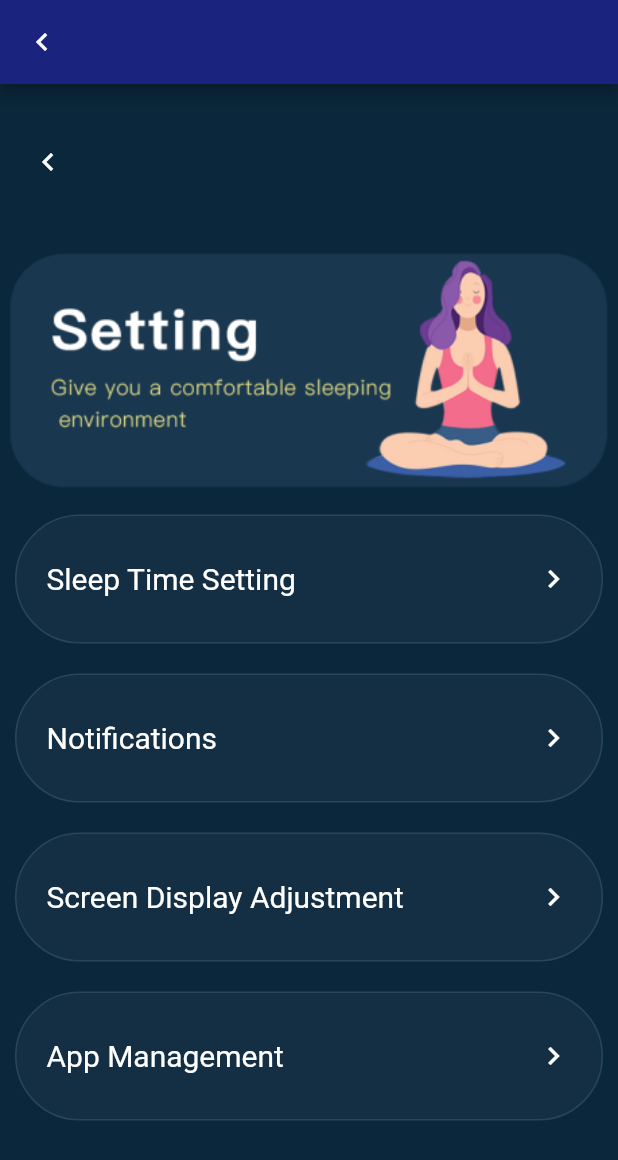
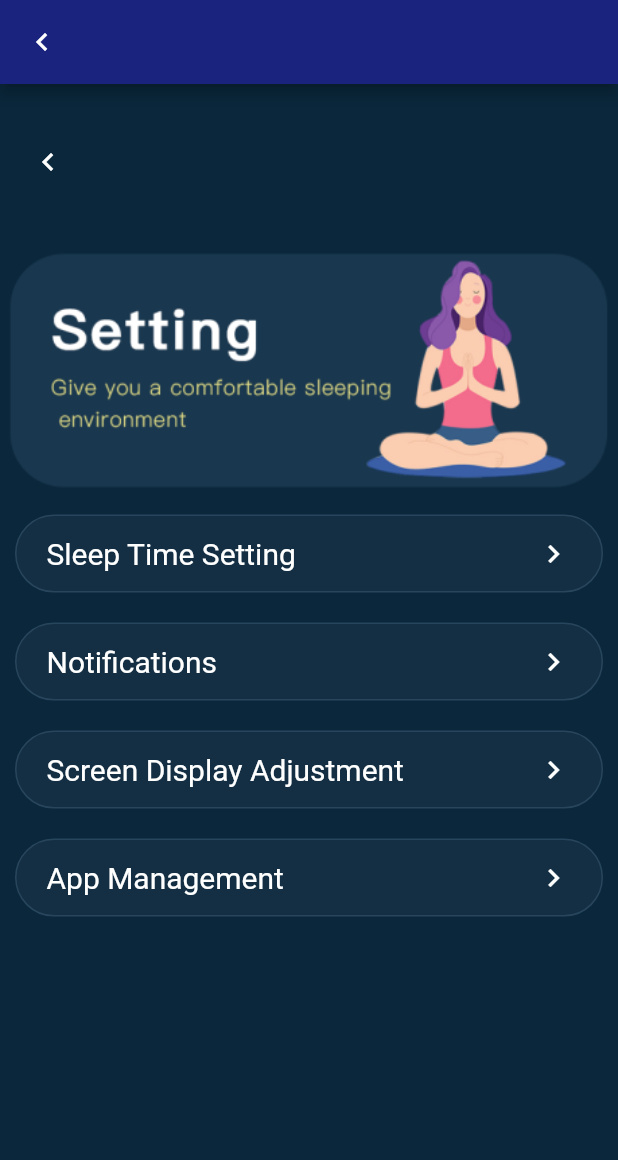
Before and after one commit to starrysky1818/my_app, a Flutter app: the screen it shows after launch, on a phone screen of 412 x 824 dp. Shown: the top 1160 px of the screen. Run offline on Flutter 3.47's test engine with Material 2 defaults, Android fonts, the phone set to English and light mode, and no system bars.

Commit message:
Setting page almost finished. But still need to add some links for another pages that didn't finish. So just used print instead of link.

```diff
--- a/lib/Page/setting.dart
+++ b/lib/Page/setting.dart
@@ -1,12 +1,12 @@
 import 'package:flutter/material.dart';
 import 'package:my_app/Page/homePage.dart';
+import 'package:my_app/Page/notifications.dart';
 
 class MySetting extends StatelessWidget {
 
   @override
   Widget build(BuildContext context) {
     double screenWidth = MediaQuery.of(context).size.width;
-    double screenHeight = MediaQuery.of(context).size.height * 0.3;
     return Scaffold(
       body: Column(
         mainAxisAlignment: MainAxisAlignment.start,
@@ -51,7 +51,7 @@ class MySetting extends StatelessWidget {
               child: new Container(
                 width: screenWidth,
                 margin: const EdgeInsets.all(10),
-                padding: new EdgeInsets.fromLTRB(20.0, 30.0, 20.0, 30.0),
+                padding: new EdgeInsets.fromLTRB(20.0, 13.0, 20.0, 13.0),
                 decoration: BoxDecoration(
                     color: Color.fromRGBO(20,47,67,1),
                     border: Border.all(color: Color.fromRGBO(39,69,92,1)),
@@ -74,12 +74,15 @@ class MySetting extends StatelessWidget {
           ),
           GestureDetector(
               onTap: (){
-                print("Container clicked");
+                Navigator.push(
+                  context,
+                  MaterialPageRoute(builder: (context) => MyNotification()),
+                );
               },
               child: new Container(
                 width: screenWidth,
                 margin: const EdgeInsets.all(10),
-                padding: new EdgeInsets.fromLTRB(20.0, 30.0, 20.0, 30.0),
+                padding: new EdgeInsets.fromLTRB(20.0, 13.0, 20.0, 13.0),
                 decoration: BoxDecoration(
                     color: Color.fromRGBO(20,47,67,1),
                     border: Border.all(color: Color.fromRGBO(39,69,92,1)),
@@ -107,7 +110,7 @@ class MySetting extends StatelessWidget {
               child: new Container(
                 width: screenWidth,
                 margin: const EdgeInsets.all(10),
-                padding: new EdgeInsets.fromLTRB(20.0, 30.0, 20.0, 30.0),
+                padding: new EdgeInsets.fromLTRB(20.0, 13.0, 20.0, 13.0),
                 decoration: BoxDecoration(
                     color: Color.fromRGBO(20,47,67,1),
                     border: Border.all(color: Color.fromRGBO(39,69,92,1)),
@@ -135,7 +138,7 @@ class MySetting extends StatelessWidget {
               child: new Container(
                 width: screenWidth,
                 margin: const EdgeInsets.all(10),
-                padding: new EdgeInsets.fromLTRB(20.0, 30.0, 20.0, 30.0),
+                padding: new EdgeInsets.fromLTRB(20.0, 13, 20.0, 13),
                 decoration: BoxDecoration(
                     color: Color.fromRGBO(20,47,67,1),
                     border: Border.all(color: Color.fromRGBO(39,69,92,1)),
```
